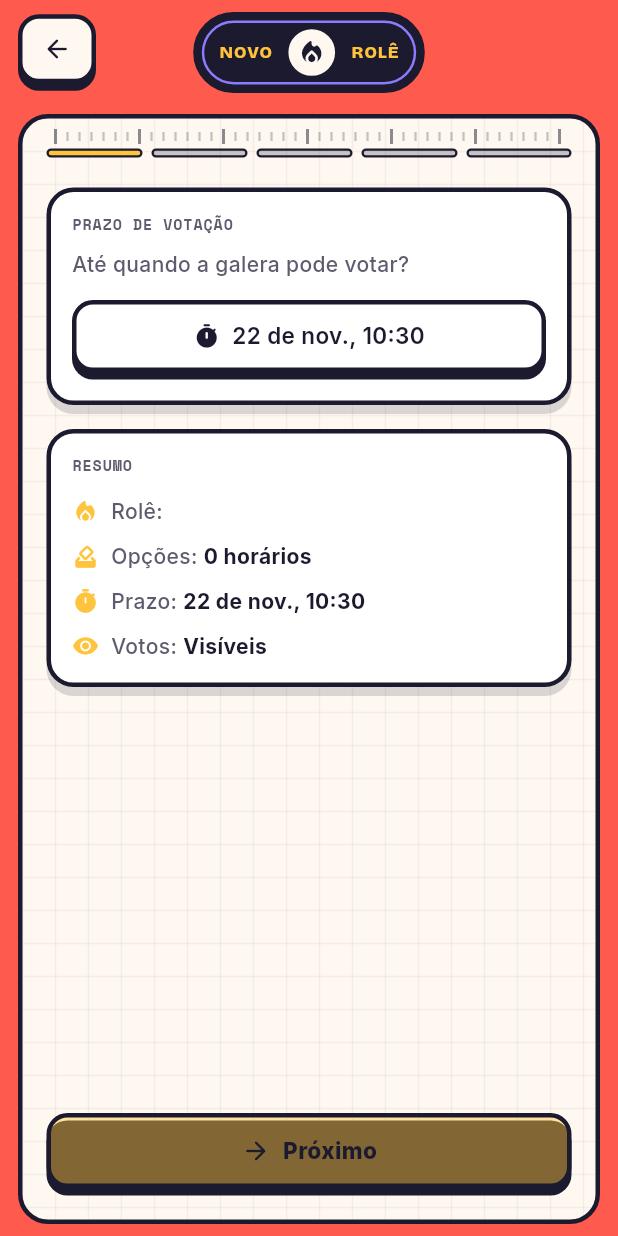
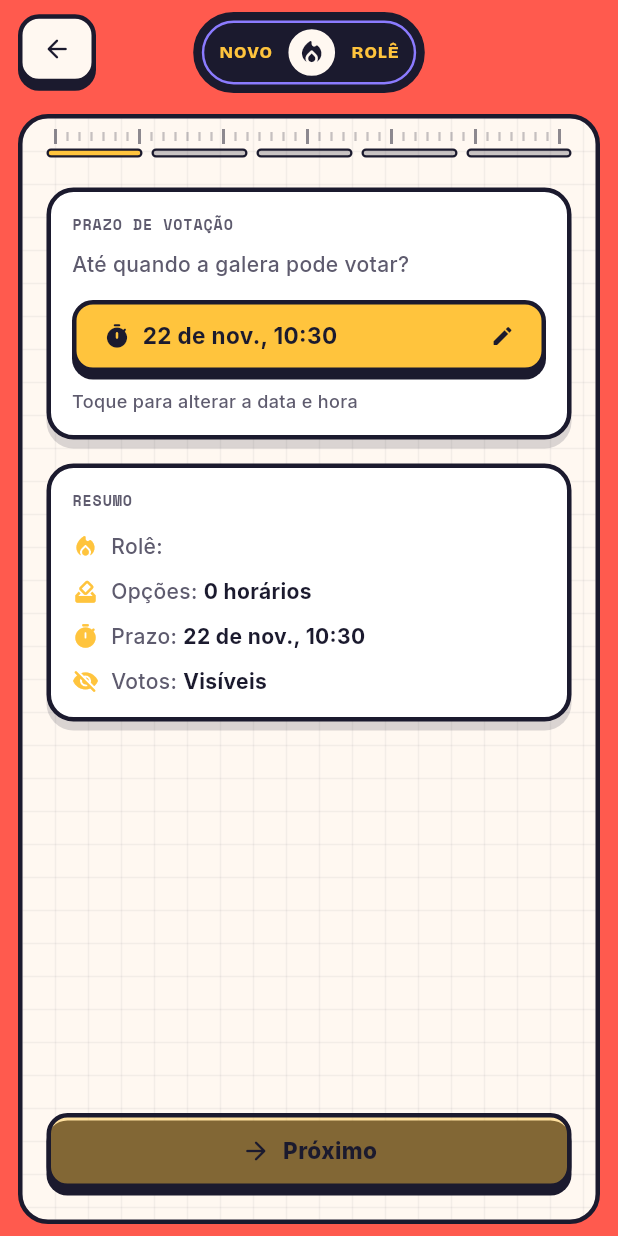
Before and after one commit to joelfelipe338/Little-Ember, a Flutter app: the CreatePlanScreen screen opened by its route, swiped to page 5, on a phone screen of 412 x 824 dp. Run offline on Flutter 3.47's test engine with Material 3 defaults, Android fonts, the phone set to English and light mode, and no system bars; our stand-ins replace flutter_animate, flutter_riverpod, go_router, google_fonts, package_info_plus, share_plus and 2 more; accounts and stored records are empty; network calls fail.

Commit message:
fix: barrinha de votos, unifica visibilidade, claim dropdown, prazo
- Barrinha: CrossAxisAlignment.stretch no Row (ColoredBox tinha 0px)
- Remove toggle "votos visíveis", usa só "voto anônimo"
- Cards com voto != posso ficam mais transparentes
- Prazo: botão sol com ícone de edição e hint text
- Claim: troca lista por Autocomplete com busca
- Remove _ClaimRow não utilizado

Co-Authored-By: Claude Opus 4.6 <noreply@anthropic.com>

```diff
--- a/lib/features/plans/presentation/create_plan_screen.dart
+++ b/lib/features/plans/presentation/create_plan_screen.dart
@@ -33,7 +33,6 @@ class _CreatePlanScreenState extends ConsumerState<CreatePlanScreen> {
   final List<InvitedPerson> _convidados = [];
 
   // Step 3: Regras
-  bool _votosVisiveis = true;
   bool _essencialVisivel = false;
   int _quorumMinimo = 0;
   bool _autoFechar = false;
@@ -232,7 +231,7 @@ class _CreatePlanScreenState extends ConsumerState<CreatePlanScreen> {
             prazoVotacao: _prazoVotacao,
             timeOptions: _timeOptions,
             convidados: _convidados,
-            votosVisiveis: _votosVisiveis,
+            votosVisiveis: !_votoAnonimo,
             quorumMinimo: _quorumMinimo,
             essencialVisivel: _essencialVisivel,
             autoFechar: _autoFechar,
@@ -332,7 +331,6 @@ class _CreatePlanScreenState extends ConsumerState<CreatePlanScreen> {
                   }),
                 ),
                 _StepRegras(
-                  votosVisiveis: _votosVisiveis,
                   essencialVisivel: _essencialVisivel,
                   quorumMinimo: _quorumMinimo,
                   hasEssenciais: _convidados.any((c) => c.essencial),
@@ -341,8 +339,6 @@ class _CreatePlanScreenState extends ConsumerState<CreatePlanScreen> {
                   votoAnonimo: _votoAnonimo,
                   limitePosso: _limitePosso,
                   lembreteHoras: _lembreteHoras,
-                  onVotosVisiveisChanged: (v) =>
-                      setState(() => _votosVisiveis = v),
                   onEssencialVisivelChanged: (v) =>
                       setState(() => _essencialVisivel = v),
                   onQuorumChanged: (v) =>
@@ -365,7 +361,7 @@ class _CreatePlanScreenState extends ConsumerState<CreatePlanScreen> {
                   prazoError: _prazoError,
                   onPickPrazo: _pickPrazo,
                   convidados: _convidados,
-                  votosVisiveis: _votosVisiveis,
+                  votoAnonimo: _votoAnonimo,
                   quorumMinimo: _quorumMinimo,
                 ),
               ],
@@ -583,7 +579,7 @@ class _StepRevisao extends StatelessWidget {
     required this.prazoError,
     required this.onPickPrazo,
     required this.convidados,
-    required this.votosVisiveis,
+    required this.votoAnonimo,
     required this.quorumMinimo,
   });
 
@@ -593,7 +589,7 @@ class _StepRevisao extends StatelessWidget {
   final String? prazoError;
   final VoidCallback onPickPrazo;
   final List<InvitedPerson> convidados;
-  final bool votosVisiveis;
+  final bool votoAnonimo;
   final int quorumMinimo;
 
   @override
@@ -621,19 +617,27 @@ class _StepRevisao extends StatelessWidget {
                 const SizedBox(height: 14),
                 RetroButton(
                   onPressed: onPickPrazo,
-                  color: tokens.cardBg,
+                  color: EmberColors.sol,
                   expand: true,
                   child: Row(
-                    mainAxisSize: MainAxisSize.min,
                     children: [
-                      Icon(Icons.timer_rounded, size: 18, color: tokens.textPrimary),
+                      const Icon(Icons.timer_rounded, size: 18, color: EmberColors.tinta),
                       const SizedBox(width: 8),
-                      Text(
-                        prazoFormat.format(prazoVotacao),
-                        style: EmberText.body(15, color: tokens.textPrimary, weight: FontWeight.w600),
+                      Expanded(
+                        child: Text(
+                          prazoFormat.format(prazoVotacao),
+                          style: EmberText.body(15, color: EmberColors.tinta, weight: FontWeight.w700),
+                        ),
                       ),
+                      const Icon(Icons.edit_rounded, size: 16, color: EmberColors.tinta),
                     ],
                   ),
+                ),
+                const SizedBox(height: 6),
+                Text(
+                  'Toque para alterar a data e hora',
+                  style: EmberText.body(12, color: tokens.textSecondary),
+                  textAlign: TextAlign.center,
                 ),
                 if (prazoError != null) ...[
                   const SizedBox(height: 12),
@@ -668,8 +672,8 @@ class _StepRevisao extends StatelessWidget {
                       '$essenciais', tokens),
                 ],
                 const SizedBox(height: 10),
-                _resumeRow(Icons.visibility_rounded, 'Votos',
-                    votosVisiveis ? 'Visíveis' : 'Ocultos', tokens),
+                _resumeRow(Icons.visibility_off_rounded, 'Votos',
+                    votoAnonimo ? 'Anônimos' : 'Visíveis', tokens),
                 if (quorumMinimo > 0) ...[
                   const SizedBox(height: 10),
                   _resumeRow(Icons.group_rounded, 'Quórum',
@@ -910,7 +914,6 @@ class _StepConvidados extends ConsumerWidget {
 
 class _StepRegras extends StatelessWidget {
   const _StepRegras({
-    required this.votosVisiveis,
     required this.essencialVisivel,
     required this.quorumMinimo,
     required this.hasEssenciais,
@@ -919,7 +922,6 @@ class _StepRegras extends StatelessWidget {
     required this.votoAnonimo,
     required this.limitePosso,
     required this.lembreteHoras,
-    required this.onVotosVisiveisChanged,
     required this.onEssencialVisivelChanged,
     required this.onQuorumChanged,
     required this.onAutoFecharChanged,
@@ -929,7 +931,6 @@ class _StepRegras extends StatelessWidget {
     required this.onLembreteHorasChanged,
   });
 
-  final bool votosVisiveis;
   final bool essencialVisivel;
   final int quorumMinimo;
   final bool hasEssenciais;
@@ -938,7 +939,6 @@ class _StepRegras extends StatelessWidget {
   final bool votoAnonimo;
   final int limitePosso;
   final int lembreteHoras;
-  final ValueChanged<bool> onVotosVisiveisChanged;
   final ValueChanged<bool> onEssencialVisivelChanged;
   final ValueChanged<int> onQuorumChanged;
   final ValueChanged<bool> onAutoFecharChanged;
@@ -971,19 +971,6 @@ class _StepRegras extends StatelessWidget {
           ),
 
           const SizedBox(height: 12),
-
-          // Votos visíveis
-          _RuleCard(
-            icon: Icons.visibility_rounded,
-            title: 'Votos visíveis',
-            description: 'A galera pode ver os votos dos outros?',
-            trailing: _RetroToggle(
-              value: votosVisiveis,
-              onChanged: onVotosVisiveisChanged,
-            ),
-          ),
-
-          const SizedBox(height: 10),
 
           // Essencial visível
           if (hasEssenciais) ...[
--- a/lib/features/plans/presentation/plan_widgets.dart
+++ b/lib/features/plans/presentation/plan_widgets.dart
@@ -93,8 +93,9 @@ class PlanOptionCard extends StatelessWidget {
     final total = tally.total;
     final isEliminated = tally.eliminated;
 
+    final dimmed = !isEliminated && myVote != null && myVote != Disp.posso;
     return Opacity(
-      opacity: isEliminated ? 0.55 : 1.0,
+      opacity: isEliminated ? 0.55 : (dimmed ? 0.6 : 1.0),
       child: RetroCard(
         padding: const EdgeInsets.all(14),
         color: isFinal ? EmberColors.menta.withAlpha(46) : null,
@@ -124,6 +125,7 @@ class PlanOptionCard extends StatelessWidget {
                 child: total == 0
                     ? null
                     : Row(
+                        crossAxisAlignment: CrossAxisAlignment.stretch,
                         children: [
                           if (tally.posso > 0) Expanded(flex: tally.posso, child: const ColoredBox(color: EmberColors.menta)),
                           if (tally.talvez > 0) Expanded(flex: tally.talvez, child: const ColoredBox(color: EmberColors.lavanda)),
```
Also changed, not shown: lib/features/guest/guest_plan_screen.dart (+92 -64 lines).
